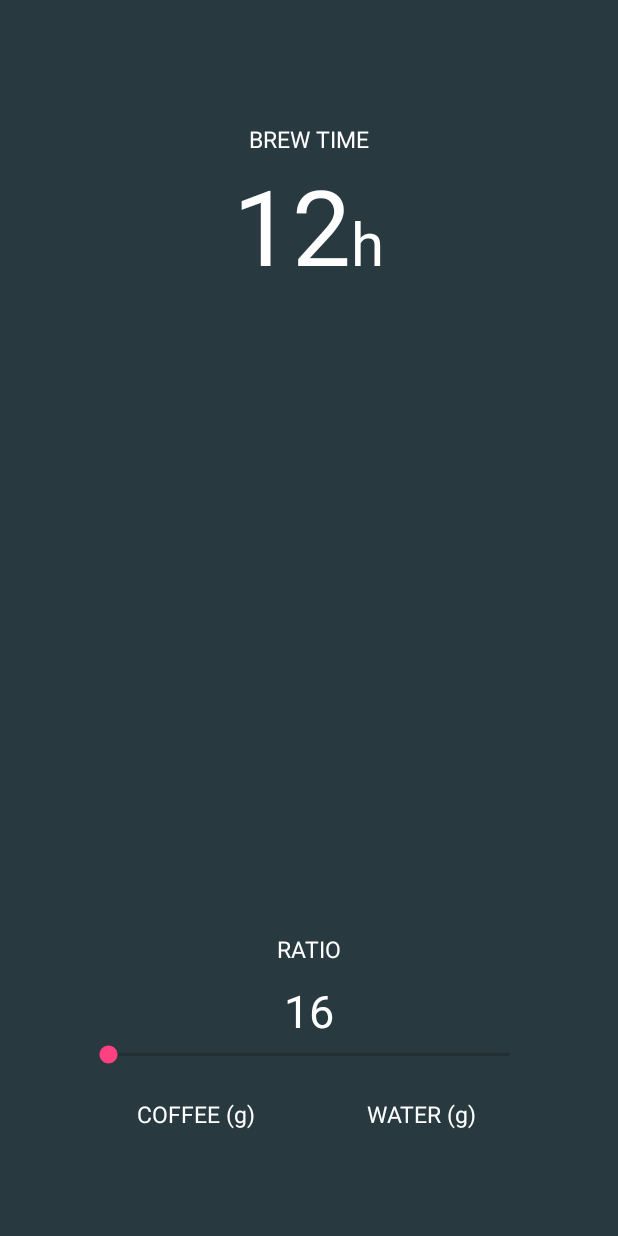
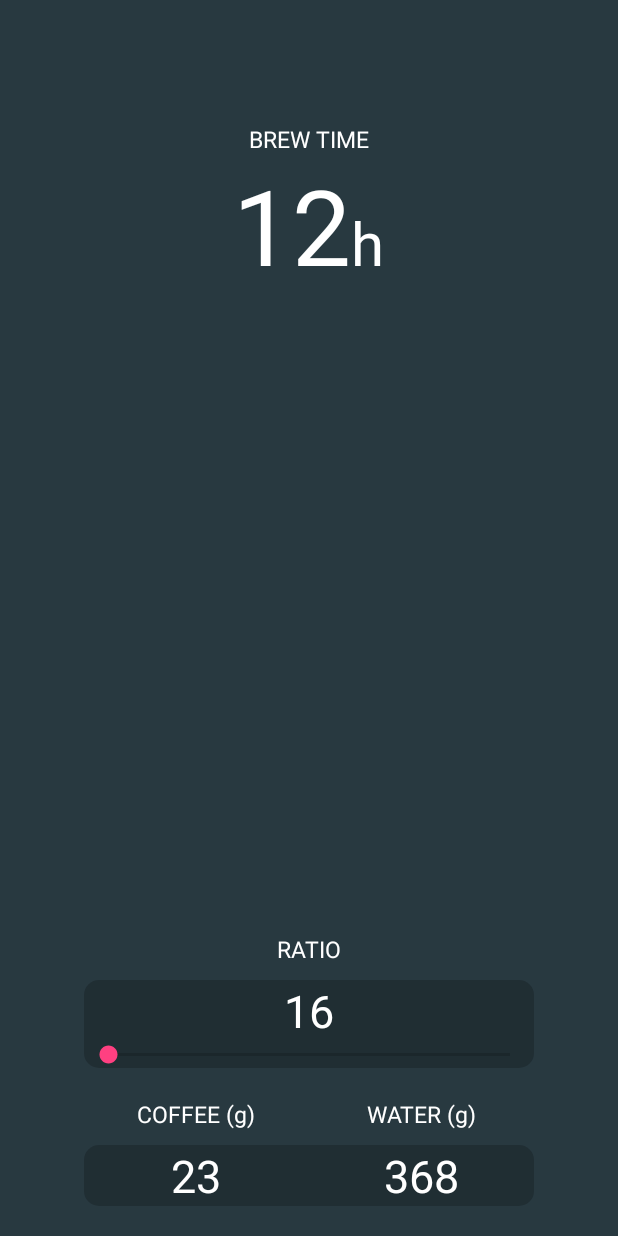
Before and after one commit to akosborn/Pressta, an Android app: the layout fragment_cold_brew.xml on its own in the app's theme, with its tools: preview values and no code run, on a phone screen of 412 x 824 dp. Run offline under Robolectric (Android 15) with nearby library versions, the phone set to English and light mode, and no system bars.

Commit message:
added rounded shadow background to edit text fields in fragment_cold_brew.xml

```diff
--- /dev/null
+++ b/app/src/main/res/drawable/layout_rounded_bg.xml
@@ -0,0 +1,7 @@
+<?xml version="1.0" encoding="UTF-8"?>
+<shape xmlns:android="http://schemas.android.com/apk/res/android">
+    <solid android:color="@color/opaque_black"/>
+    <!--<stroke android:width="1dp" android:color="#B1BCBE" />-->
+    <corners android:radius="10dp"/>
+    <padding android:left="0dp" android:top="0dp" android:right="0dp" android:bottom="0dp" />
+</shape>
--- a/app/src/main/res/layout/fragment_cold_brew.xml
+++ b/app/src/main/res/layout/fragment_cold_brew.xml
@@ -50,13 +50,21 @@
 
     </RelativeLayout>
 
+    <RelativeLayout
+        android:layout_width="match_parent"
+        android:layout_height="wrap_content"
+        android:layout_alignParentBottom="true"
+        android:layout_below="@id/rel_layout_duration"
+        android:layout_centerHorizontal="true">
+
         <LinearLayout
             android:id="@+id/linear_layout_weights"
             android:layout_width="300dp"
             android:layout_height="wrap_content"
             android:layout_alignParentBottom="true"
             android:layout_centerHorizontal="true"
-        android:layout_marginBottom="20dp">
+            android:layout_marginBottom="20dp"
+            android:background="@drawable/layout_rounded_bg">
             <EditText
                 android:id="@+id/edit_text_coffee_weight"
                 android:layout_width="150dp"
@@ -66,6 +74,7 @@
                 android:textSize="30sp"
                 android:background="@color/transparent"
                 android:textColor="@android:color/white"
+                tools:text="23"
                 android:cursorVisible="false"/>
             <EditText
                 android:id="@+id/edit_text_water_weight"
@@ -76,6 +85,7 @@
                 android:textSize="30sp"
                 android:background="@color/transparent"
                 android:textColor="@android:color/white"
+                tools:text="368"
                 android:cursorVisible="false"/>
         </LinearLayout>
 
@@ -101,30 +111,41 @@
                 android:labelFor="@id/edit_text_water_weight"
                 android:textSize="15sp"/>
         </LinearLayout>
-    <SeekBar
+
+        <LinearLayout
+            android:id="@+id/rel_layout_ratio"
             android:layout_width="300dp"
             android:layout_height="wrap_content"
-        android:id="@+id/seekbar_ratio"
-        android:max="19"
+            android:orientation="vertical"
+            android:layout_centerHorizontal="true"
             android:layout_marginBottom="20dp"
             android:layout_above="@id/linear_layout_weight_labels"
-        android:layout_centerHorizontal="true"/>
+            android:background="@drawable/layout_rounded_bg">
+
             <TextView
                 android:id="@+id/text_view_seekbar_label"
-        android:layout_width="wrap_content"
+                android:layout_width="match_parent"
                 android:layout_height="wrap_content"
+                android:gravity="center"
                 tools:text="16"
-        android:layout_centerHorizontal="true"
-        android:gravity="center_horizontal"
                 android:textSize="30sp"
-        android:layout_above="@id/seekbar_ratio"
                 android:minEms="2"/>
+
+            <SeekBar
+                android:layout_width="match_parent"
+                android:layout_height="wrap_content"
+                android:id="@+id/seekbar_ratio"
+                android:max="19"/>
+
+        </LinearLayout>
         <TextView
             android:layout_width="wrap_content"
             android:layout_height="wrap_content"
-        android:layout_above="@id/text_view_seekbar_label"
+            android:layout_above="@id/rel_layout_ratio"
             android:layout_centerHorizontal="true"
             android:text="@string/ratio_label"
             android:textSize="15sp"
             android:layout_marginBottom="10dp"/>
+
     </RelativeLayout>
+</RelativeLayout>
```
Lines whose indentation alone changed are shown as unchanged.
